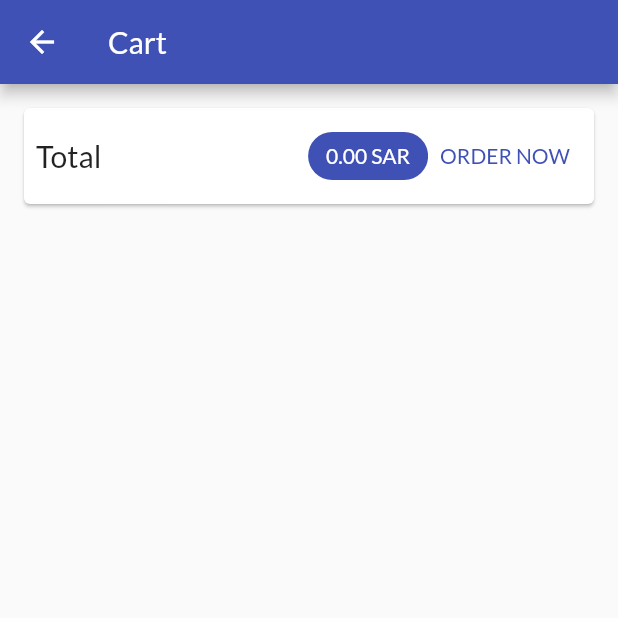
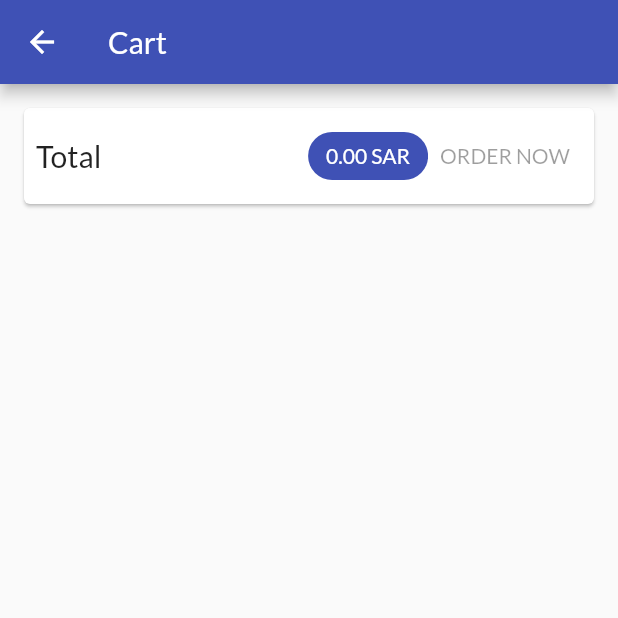
Before and after one commit to Abdullah104/shop-app, a Flutter app: the CartRoute screen opened by its route, on a phone screen of 412 x 824 dp, the top half of it. Run offline on Flutter 3.47's test engine with Material 2 defaults, Android fonts, the phone set to English and light mode, and no system bars; network calls fail.

Commit message:
Connecting orders to database.

```diff
--- a/lib/routes/cart_route.dart
+++ b/lib/routes/cart_route.dart
@@ -47,15 +47,7 @@ class CartRoute extends StatelessWidget {
                     ),
                     backgroundColor: theme.primaryColor,
                   ),
-                  TextButton(
-                    onPressed: () {
-                      context.read<Orders>().addOrder(
-                          cart.items.values.toList(), cart.totalAmount);
-
-                      cart.clearCart();
-                    },
-                    child: const Text('ORDER NOW'),
-                  )
+                  OrderButton(cart: cart)
                 ],
               ),
             ),
@@ -77,3 +69,47 @@ class CartRoute extends StatelessWidget {
     );
   }
 }
+
+class OrderButton extends StatefulWidget {
+  const OrderButton({
+    Key? key,
+    required this.cart,
+  }) : super(key: key);
+
+  final Cart cart;
+
+  @override
+  State<OrderButton> createState() => _OrderButtonState();
+}
+
+class _OrderButtonState extends State<OrderButton> {
+  var _loading = false;
+
+  @override
+  Widget build(BuildContext context) {
+    return TextButton(
+      onPressed: widget.cart.totalAmount <= 0 || _loading ? null : order,
+      child: _loading
+          ? const Center(
+              child: CircularProgressIndicator.adaptive(),
+            )
+          : const Text('ORDER NOW'),
+    );
+  }
+
+  Future<void> order() async {
+    setState(() {
+      _loading = true;
+    });
+
+    await context
+        .read<Orders>()
+        .addOrder(widget.cart.items.values.toList(), widget.cart.totalAmount);
+
+    setState(() {
+      _loading = false;
+    });
+
+    widget.cart.clearCart();
+  }
+}
--- a/lib/widgets/order_item.dart
+++ b/lib/widgets/order_item.dart
@@ -43,7 +43,8 @@ class _OrderItemState extends State<OrderItem> {
                   itemBuilder: (_, index) {
                     final item = widget.orderItem.cartItems[index];
 
-                    return Row(
+                    return FittedBox(
+                      child: Row(
                         mainAxisAlignment: MainAxisAlignment.spaceBetween,
                         children: [
                           Text(
@@ -61,6 +62,7 @@ class _OrderItemState extends State<OrderItem> {
                             ),
                           )
                         ],
+                      ),
                     );
                   }),
             )
```
Also changed, not shown: lib/providers/orders.dart (+69 -4 lines), lib/providers/products.dart (+5 -2 lines), lib/routes/orders_route.dart (+17 -6 lines). Lines whose indentation alone changed are shown as unchanged.
